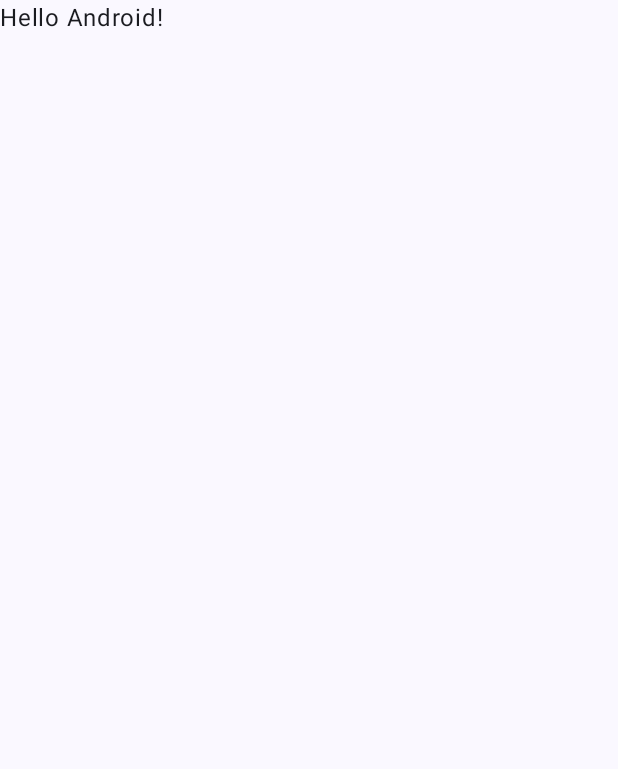
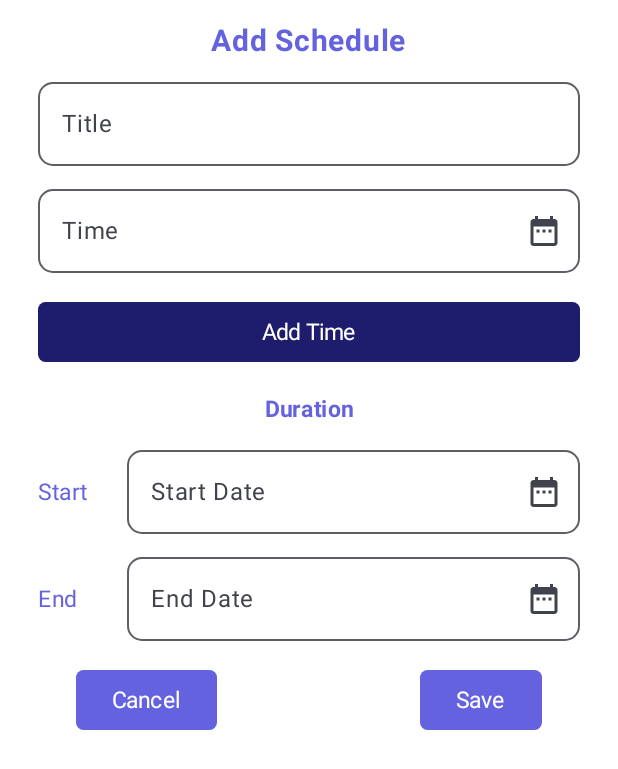
Before and after one commit to nbscvincent/reminder-app, an Android app built with Jetpack Compose: the screen it shows after launch (MainActivity), on a phone screen of 412 x 824 dp. Before the commit the part shown is almost empty. Shown: the top 769 px of the screen. Run offline under Robolectric (Android 15) with nearby library versions, the light colour scheme and no system bars.

Commit message:
Home Page
Add home page
Add schedule

```diff
--- a/app/build.gradle.kts
+++ b/app/build.gradle.kts
@@ -5,12 +5,12 @@ plugins {
 
 android {
     namespace = "com.nbscollege_jenjosh.schdulix"
-    compileSdk = 33
+    compileSdk = 34
 
     defaultConfig {
         applicationId = "com.nbscollege_jenjosh.schdulix"
         minSdk = 26
-        targetSdk = 33
+        targetSdk = 34
         versionCode = 1
         versionName = "1.0"
 
--- /dev/null
+++ b/app/src/main/java/com/nbscollege_jenjosh/schdulix/AddSchedule.kt
@@ -0,0 +1,231 @@
+package com.nbscollege_jenjosh.schdulix
+
+import android.annotation.SuppressLint
+import androidx.compose.foundation.BorderStroke
+import androidx.compose.foundation.Image
+import androidx.compose.foundation.background
+import androidx.compose.foundation.border
+import androidx.compose.foundation.layout.Arrangement
+import androidx.compose.foundation.layout.Column
+import androidx.compose.foundation.layout.Row
+import androidx.compose.foundation.layout.Spacer
+import androidx.compose.foundation.layout.fillMaxSize
+import androidx.compose.foundation.layout.fillMaxWidth
+import androidx.compose.foundation.layout.height
+import androidx.compose.foundation.layout.padding
+import androidx.compose.foundation.layout.size
+import androidx.compose.foundation.shape.RoundedCornerShape
+import androidx.compose.foundation.text.KeyboardOptions
+import androidx.compose.material.icons.Icons
+import androidx.compose.material.icons.filled.DateRange
+import androidx.compose.material.icons.filled.Lock
+import androidx.compose.material.icons.filled.Person
+import androidx.compose.material.icons.filled.Phone
+import androidx.compose.material3.Button
+import androidx.compose.material3.ButtonDefaults
+import androidx.compose.material3.ExperimentalMaterial3Api
+import androidx.compose.material3.Icon
+import androidx.compose.material3.OutlinedTextField
+import androidx.compose.material3.Scaffold
+import androidx.compose.material3.Text
+import androidx.compose.material3.TextFieldDefaults
+import androidx.compose.runtime.Composable
+import androidx.compose.runtime.getValue
+import androidx.compose.runtime.mutableStateOf
+import androidx.compose.runtime.remember
+import androidx.compose.runtime.setValue
+import androidx.compose.ui.Alignment
+import androidx.compose.ui.Modifier
+import androidx.compose.ui.graphics.Color
+import androidx.compose.ui.res.painterResource
+import androidx.compose.ui.text.font.FontWeight
+import androidx.compose.ui.text.input.KeyboardType
+import androidx.compose.ui.text.input.PasswordVisualTransformation
+import androidx.compose.ui.unit.dp
+import androidx.compose.ui.unit.sp
+
+@OptIn(ExperimentalMaterial3Api::class)
+@Composable
+fun AddSchedule(modifier: Modifier = Modifier) {
+    var title by remember { mutableStateOf("") }
+    var time by remember { mutableStateOf("") }
+    var startDate by remember { mutableStateOf("") }
+    var endDate by remember { mutableStateOf("") }
+
+    Scaffold (
+    ) { innerPadding ->
+        Column(
+            modifier = Modifier
+                .padding(innerPadding)
+                .fillMaxSize()
+                .fillMaxWidth()
+                .background(Color.White),
+            verticalArrangement = Arrangement.spacedBy(0.dp),
+            horizontalAlignment = Alignment.CenterHorizontally,
+        ) {
+            Spacer(modifier = Modifier.height(15.dp))
+            Text(
+                text = "Add Schedule",
+                fontWeight = FontWeight.Bold,
+                fontSize = 20.sp,
+                color = Color(0xFF6562DF),
+            )
+            Spacer(modifier = Modifier.height(15.dp))
+            OutlinedTextField(
+                value = title,
+                onValueChange = { title = it },
+                shape = RoundedCornerShape(10.dp),
+                placeholder = { Text(text = "Title") },
+                modifier = Modifier
+                    .fillMaxWidth()
+                    .padding(start = 25.dp, end = 25.dp, top = 0.dp, bottom = 0.dp),
+                colors = TextFieldDefaults.outlinedTextFieldColors(
+                    textColor = Color.Black
+                )
+            )
+            Spacer(modifier = Modifier.height(15.dp))
+            OutlinedTextField(
+                value = time,
+                onValueChange = { time = it },
+                shape = RoundedCornerShape(10.dp),
+                trailingIcon = {
+                    Icon(imageVector = Icons.Default.DateRange, contentDescription = "Time")
+                },
+                placeholder = { Text(text = "Time") },
+                modifier = Modifier
+                    .fillMaxWidth()
+                    .padding(start = 25.dp, end = 25.dp, top = 0.dp, bottom = 0.dp),
+                colors = TextFieldDefaults.outlinedTextFieldColors(
+                    textColor = Color.Black
+                )
+            )
+            Spacer(modifier = Modifier.height(15.dp))
+            Button(
+                onClick = { },
+                modifier = Modifier
+                    .fillMaxWidth()
+                    .padding(start = 25.dp, end = 25.dp, top = 0.dp, bottom = 0.dp),
+                colors = ButtonDefaults.buttonColors(
+                    containerColor = Color(0xFF1E1D6D)
+                ),
+                shape = RoundedCornerShape(5.dp),
+            ) {
+                Text(
+                    text = "Add Time",
+                    fontWeight = FontWeight.Normal,
+                    fontSize = 15.sp,
+                    color = Color.White,
+                )
+            }
+            Spacer(modifier = Modifier.height(15.dp))
+            Text(
+                text = "Duration",
+                fontWeight = FontWeight.Bold,
+                fontSize = 15.sp,
+                color = Color(0xFF6562DF),
+            )
+            Spacer(modifier = Modifier.height(15.dp))
+            Row (
+                modifier = Modifier
+                    .fillMaxWidth()
+                    .padding(start = 25.dp, end = 25.dp),
+                horizontalArrangement = Arrangement.SpaceBetween,
+                verticalAlignment = Alignment.CenterVertically,
+            ){
+                Text(
+                    text = "Start",
+                    fontWeight = FontWeight.Normal,
+                    fontSize = 15.sp,
+                    color = Color(0xFF6562DF),
+                )
+                OutlinedTextField(
+                    value = startDate,
+                    onValueChange = { startDate = it },
+                    shape = RoundedCornerShape(10.dp),
+                    trailingIcon = {
+                        Icon(imageVector = Icons.Default.DateRange, contentDescription = "Start Date")
+                    },
+                    placeholder = { Text(text = "Start Date") },
+                    modifier = Modifier
+                        .fillMaxWidth()
+                        .padding(start = 25.dp),
+                    colors = TextFieldDefaults.outlinedTextFieldColors(
+                        textColor = Color.Black
+                    )
+                )
+            }
+            Spacer(modifier = Modifier.height(15.dp))
+            Row (
+                modifier = Modifier
+                    .fillMaxWidth()
+                    .padding(start = 25.dp, end = 25.dp),
+                horizontalArrangement = Arrangement.Center,
+                verticalAlignment = Alignment.CenterVertically,
+            ){
+                Text(
+                    text = "End  ",
+                    fontWeight = FontWeight.Normal,
+                    fontSize = 15.sp,
+                    color = Color(0xFF6562DF),
+                )
+                OutlinedTextField(
+                    value = endDate,
+                    onValueChange = { endDate = it },
+                    shape = RoundedCornerShape(10.dp),
+                    trailingIcon = {
+                        Icon(imageVector = Icons.Default.DateRange, contentDescription = "End Date")
+                    },
+                    placeholder = { Text(text = "End Date") },
+                    modifier = Modifier
+                        .fillMaxWidth()
+                        .padding(start = 25.dp),
+                    colors = TextFieldDefaults.outlinedTextFieldColors(
+                        textColor = Color.Black
+                    )
+                )
+            }
+            Spacer(modifier = Modifier.height(15.dp))
+            Row (
+                modifier = Modifier
+                    .fillMaxWidth()
+                    .padding(start = 25.dp, end = 25.dp),
+                horizontalArrangement = Arrangement.SpaceBetween,
+                verticalAlignment = Alignment.CenterVertically,
+            ){
+                Button(
+                    onClick = { },
+                    modifier = Modifier
+                        .padding(start = 25.dp, end = 25.dp),
+                    colors = ButtonDefaults.buttonColors(
+                        containerColor = Color(0xFF6562DF)
+                    ),
+                    shape = RoundedCornerShape(5.dp),
+                ) {
+                    Text(
+                        text = "Cancel",
+                        fontWeight = FontWeight.Normal,
+                        fontSize = 15.sp,
+                        color = Color.White,
+                    )
+                }
+                Button(
+                    onClick = { },
+                    modifier = Modifier
+                        .padding(start = 25.dp, end = 25.dp,),
+                    colors = ButtonDefaults.buttonColors(
+                        containerColor = Color(0xFF6562DF)
+                    ),
+                    shape = RoundedCornerShape(5.dp),
+                ) {
+                    Text(
+                        text = "Save",
+                        fontWeight = FontWeight.Normal,
+                        fontSize = 15.sp,
+                        color = Color.White,
+                    )
+                }
+            }
+            Spacer(modifier = Modifier.height(15.dp))
+        }
+    }
+}
--- a/app/src/main/java/com/nbscollege_jenjosh/schdulix/MainActivity.kt
+++ b/app/src/main/java/com/nbscollege_jenjosh/schdulix/MainActivity.kt
@@ -17,13 +17,8 @@ class MainActivity : ComponentActivity() {
         super.onCreate(savedInstanceState)
         setContent {
             SchdulixTheme {
-                // A surface container using the 'background' color from the theme
-                Surface(
-                    modifier = Modifier.fillMaxSize(),
-                    color = MaterialTheme.colorScheme.background
-                ) {
-                    Greeting("Android")
-                }
+                //HomePage()
+                AddSchedule()
             }
         }
     }
```
Also changed, not shown: app/src/main/java/com/nbscollege_jenjosh/schdulix/HomePage.kt (added, +149 -0 lines), app/src/main/res/drawable/schdulix_logo.png (added).
